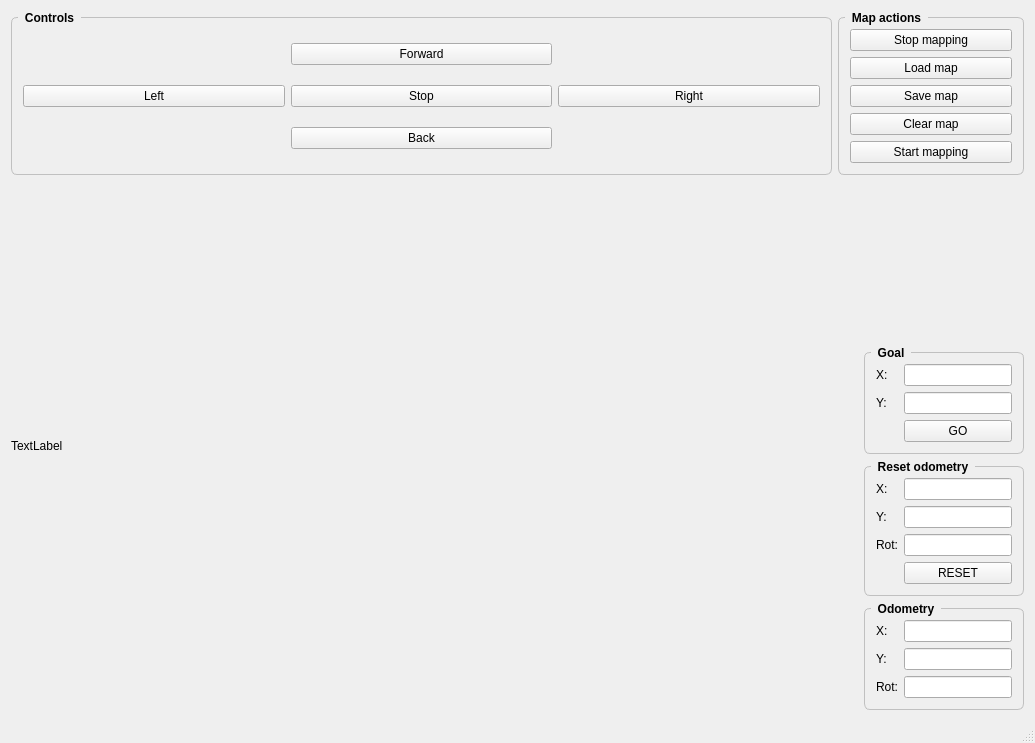
The window that kobuki_project/ui/mainwindow.ui (JakubHazik/rmr_kobuki) describes before a commit, drawn with Qt 5.
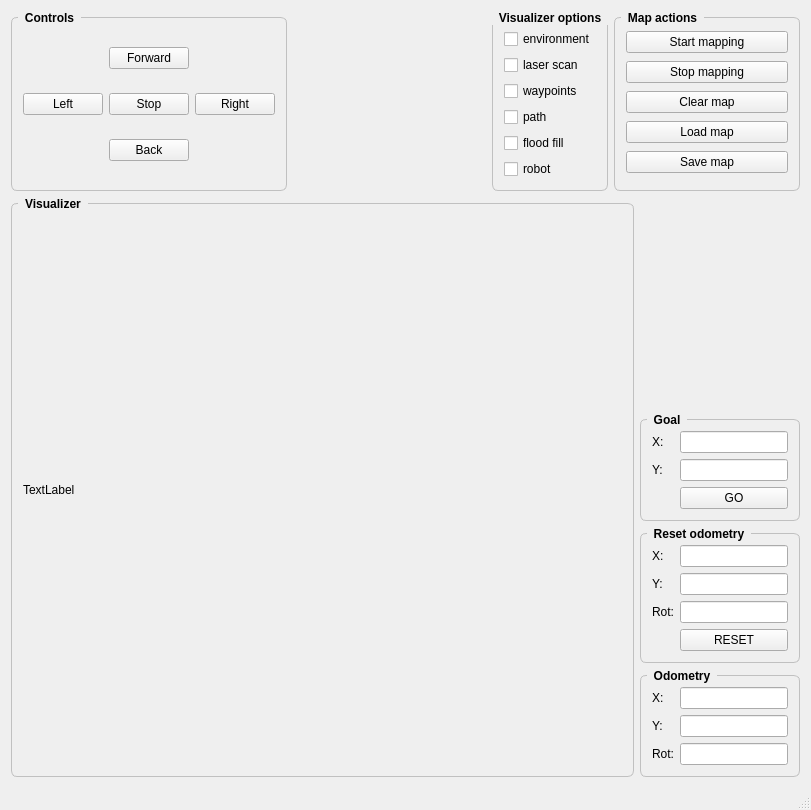
The same window after the commit.

Commit message: make UI the most beautiful

```diff
--- a/kobuki_project/ui/mainwindow.ui
+++ b/kobuki_project/ui/mainwindow.ui
@@ -6,8 +6,8 @@
    <rect>
     <x>0</x>
     <y>0</y>
-    <width>1035</width>
-    <height>743</height>
+    <width>811</width>
+    <height>810</height>
    </rect>
   </property>
   <property name="windowTitle">
@@ -111,6 +111,120 @@
         </layout>
        </widget>
       </item>
+      <item>
+       <spacer name="horizontalSpacer">
+        <property name="orientation">
+         <enum>Qt::Horizontal</enum>
+        </property>
+        <property name="sizeHint" stdset="0">
+         <size>
+          <width>40</width>
+          <height>20</height>
+         </size>
+        </property>
+       </spacer>
+      </item>
+      <item>
+       <widget class="QGroupBox" name="groupBox">
+        <property name="styleSheet">
+         <string notr="true">QGroupBox {
+    font: bold;
+    border: 1px solid silver;
+    border-radius: 6px;
+    margin-top: 6px;
+}
+
+QGroupBox::title {
+    subcontrol-origin: margin;
+
+    padding: 0px 5px 0px 5px;
+}</string>
+        </property>
+        <property name="title">
+         <string>Visualizer options</string>
+        </property>
+        <layout class="QVBoxLayout" name="verticalLayout_5">
+         <item>
+          <widget class="QCheckBox" name="show_env">
+           <property name="sizePolicy">
+            <sizepolicy hsizetype="Fixed" vsizetype="Fixed">
+             <horstretch>0</horstretch>
+             <verstretch>0</verstretch>
+            </sizepolicy>
+           </property>
+           <property name="text">
+            <string>environment</string>
+           </property>
+          </widget>
+         </item>
+         <item>
+          <widget class="QCheckBox" name="show_laser">
+           <property name="sizePolicy">
+            <sizepolicy hsizetype="Fixed" vsizetype="Fixed">
+             <horstretch>0</horstretch>
+             <verstretch>0</verstretch>
+            </sizepolicy>
+           </property>
+           <property name="text">
+            <string>laser scan</string>
+           </property>
+          </widget>
+         </item>
+         <item>
+          <widget class="QCheckBox" name="show_waypoins">
+           <property name="sizePolicy">
+            <sizepolicy hsizetype="Fixed" vsizetype="Fixed">
+             <horstretch>0</horstretch>
+             <verstretch>0</verstretch>
+            </sizepolicy>
+           </property>
+           <property name="text">
+            <string>waypoints</string>
+           </property>
+          </widget>
+         </item>
+         <item>
+          <widget class="QCheckBox" name="show_path">
+           <property name="sizePolicy">
+            <sizepolicy hsizetype="Fixed" vsizetype="Fixed">
+             <horstretch>0</horstretch>
+             <verstretch>0</verstretch>
+            </sizepolicy>
+           </property>
+           <property name="text">
+            <string>path</string>
+           </property>
+          </widget>
+         </item>
+         <item>
+          <widget class="QCheckBox" name="show_floodfill">
+           <property name="sizePolicy">
+            <sizepolicy hsizetype="Fixed" vsizetype="Fixed">
+             <horstretch>0</horstretch>
+             <verstretch>0</verstretch>
+            </sizepolicy>
+           </property>
+           <property name="text">
+            <string>flood fill</string>
+           </property>
+          </widget>
+         </item>
+         <item>
+          <widget class="QCheckBox" name="show_robot">
+           <property name="sizePolicy">
+            <sizepolicy hsizetype="Fixed" vsizetype="Fixed">
+             <horstretch>0</horstretch>
+             <verstretch>0</verstretch>
+            </sizepolicy>
+           </property>
+           <property name="text">
+            <string>robot</string>
+           </property>
+          </widget>
+         </item>
+        </layout>
+       </widget>
+      </item>
       <item>
        <widget class="QGroupBox" name="map">
         <property name="styleSheet">
@@ -131,6 +245,25 @@
          <string>Map actions</string>
         </property>
         <layout class="QVBoxLayout" name="mapOperations">
+         <item>
+          <widget class="QPushButton" name="button_start_mapping">
+           <property name="sizePolicy">
+            <sizepolicy hsizetype="Minimum" vsizetype="Fixed">
+             <horstretch>0</horstretch>
+             <verstretch>0</verstretch>
+            </sizepolicy>
+           </property>
+           <property name="minimumSize">
+            <size>
+             <width>162</width>
+             <height>0</height>
+            </size>
+           </property>
+           <property name="text">
+            <string>Start mapping</string>
+           </property>
+          </widget>
+         </item>
          <item>
           <widget class="QPushButton" name="button_stop_mapping">
            <property name="sizePolicy">
@@ -150,6 +283,25 @@
            </property>
           </widget>
          </item>
+         <item>
+          <widget class="QPushButton" name="button_map_reset">
+           <property name="sizePolicy">
+            <sizepolicy hsizetype="Minimum" vsizetype="Fixed">
+             <horstretch>0</horstretch>
+             <verstretch>0</verstretch>
+            </sizepolicy>
+           </property>
+           <property name="minimumSize">
+            <size>
+             <width>162</width>
+             <height>0</height>
+            </size>
+           </property>
+           <property name="text">
+            <string>Clear map</string>
+           </property>
+          </widget>
+         </item>
          <item>
           <widget class="QPushButton" name="button_map_load">
            <property name="text">
@@ -176,44 +328,6 @@
            </property>
           </widget>
          </item>
-         <item>
-          <widget class="QPushButton" name="button_map_reset">
-           <property name="sizePolicy">
-            <sizepolicy hsizetype="Minimum" vsizetype="Fixed">
-             <horstretch>0</horstretch>
-             <verstretch>0</verstretch>
-            </sizepolicy>
-           </property>
-           <property name="minimumSize">
-            <size>
-             <width>162</width>
-             <height>0</height>
-            </size>
-           </property>
-           <property name="text">
-            <string>Clear map</string>
-           </property>
-          </widget>
-         </item>
-         <item>
-          <widget class="QPushButton" name="button_start_mapping">
-           <property name="sizePolicy">
-            <sizepolicy hsizetype="Minimum" vsizetype="Fixed">
-             <horstretch>0</horstretch>
-             <verstretch>0</verstretch>
-            </sizepolicy>
-           </property>
-           <property name="minimumSize">
-            <size>
-             <width>162</width>
-             <height>0</height>
-            </size>
-           </property>
-           <property name="text">
-            <string>Start mapping</string>
-           </property>
-          </widget>
-         </item>
         </layout>
        </widget>
       </item>
@@ -225,19 +339,46 @@
        <enum>QLayout::SetFixedSize</enum>
       </property>
       <item>
-       <widget class="QLabel" name="visualizer">
-        <property name="sizePolicy">
-         <sizepolicy hsizetype="Expanding" vsizetype="Ignored">
-          <horstretch>0</horstretch>
-          <verstretch>0</verstretch>
-         </sizepolicy>
+       <widget class="QGroupBox" name="visualizerbox">
+        <property name="styleSheet">
+         <string notr="true">QGroupBox {
+    font: bold;
+    border: 1px solid silver;
+    border-radius: 6px;
+    margin-top: 6px;
+}
+
+QGroupBox::title {
+    subcontrol-origin: margin;
+    left: 7px;
+    padding: 0px 5px 0px 5px;
+}</string>
         </property>
-        <property name="frameShape">
-         <enum>QFrame::NoFrame</enum>
+        <property name="title">
+         <string>Visualizer</string>
         </property>
-        <property name="text">
-         <string>TextLabel</string>
-        </property>
+        <layout class="QVBoxLayout" name="verticalLayout_3">
+         <item>
+          <layout class="QVBoxLayout" name="verticalLayout_4">
+           <item>
+            <widget class="QLabel" name="visualizer">
+             <property name="sizePolicy">
+              <sizepolicy hsizetype="Expanding" vsizetype="Ignored">
+               <horstretch>0</horstretch>
+               <verstretch>0</verstretch>
+              </sizepolicy>
+             </property>
+             <property name="frameShape">
+              <enum>QFrame::NoFrame</enum>
+             </property>
+             <property name="text">
+              <string>TextLabel</string>
+             </property>
+            </widget>
+           </item>
+          </layout>
+         </item>
+        </layout>
        </widget>
       </item>
       <item>
@@ -345,6 +486,13 @@
            <string>Reset odometry</string>
           </property>
           <layout class="QGridLayout" name="resetOdom">
+           <item row="2" column="0">
+            <widget class="QLabel" name="label_10">
+             <property name="text">
+              <string>Y:</string>
+             </property>
+            </widget>
+           </item>
            <item row="0" column="0">
             <widget class="QLabel" name="label_11">
              <property name="text">
@@ -352,75 +500,50 @@
              </property>
             </widget>
            </item>
-           <item row="2" column="1">
-            <widget class="QLineEdit" name="lineEdit_6">
-             <property name="sizePolicy">
-              <sizepolicy hsizetype="Fixed" vsizetype="Fixed">
-               <horstretch>0</horstretch>
-               <verstretch>0</verstretch>
-              </sizepolicy>
-             </property>
-             <property name="focusPolicy">
-              <enum>Qt::NoFocus</enum>
-             </property>
-             <property name="readOnly">
-              <bool>true</bool>
-             </property>
-            </widget>
-           </item>
-           <item row="0" column="1">
-            <widget class="QLineEdit" name="lineEdit_7">
-             <property name="sizePolicy">
-              <sizepolicy hsizetype="Fixed" vsizetype="Fixed">
-               <horstretch>0</horstretch>
-               <verstretch>0</verstretch>
-              </sizepolicy>
-             </property>
-             <property name="focusPolicy">
-              <enum>Qt::NoFocus</enum>
-             </property>
-             <property name="readOnly">
-              <bool>true</bool>
-             </property>
-            </widget>
-           </item>
-           <item row="1" column="1">
-            <widget class="QLineEdit" name="lineEdit_5">
-             <property name="sizePolicy">
-              <sizepolicy hsizetype="Fixed" vsizetype="Fixed">
-               <horstretch>0</horstretch>
-               <verstretch>0</verstretch>
-              </sizepolicy>
-             </property>
-             <property name="focusPolicy">
-              <enum>Qt::NoFocus</enum>
-             </property>
-             <property name="readOnly">
-              <bool>true</bool>
-             </property>
-            </widget>
-           </item>
-           <item row="2" column="0">
+           <item row="3" column="0">
             <widget class="QLabel" name="label_9">
              <property name="text">
               <string>Rot:</string>
              </property>
             </widget>
            </item>
-           <item row="1" column="0">
-            <widget class="QLabel" name="label_10">
-             <property name="text">
-              <string>Y:</string>
-             </property>
-            </widget>
-           </item>
-           <item row="3" column="1">
-            <widget class="QPushButton" name="button_go_to_pos_2">
+           <item row="4" column="1">
+            <widget class="QPushButton" name="btn_reset">
              <property name="text">
               <string>RESET</string>
              </property>
             </widget>
            </item>
+           <item row="2" column="1">
+            <widget class="QLineEdit" name="resetY">
+             <property name="sizePolicy">
+              <sizepolicy hsizetype="Fixed" vsizetype="Fixed">
+               <horstretch>0</horstretch>
+               <verstretch>0</verstretch>
+              </sizepolicy>
+             </property>
+            </widget>
+           </item>
+           <item row="0" column="1">
+            <widget class="QLineEdit" name="resetX">
+             <property name="sizePolicy">
+              <sizepolicy hsizetype="Fixed" vsizetype="Fixed">
+               <horstretch>0</horstretch>
+               <verstretch>0</verstretch>
+              </sizepolicy>
+             </property>
+            </widget>
+           </item>
+           <item row="3" column="1">
+            <widget class="QLineEdit" name="resetRot">
+             <property name="sizePolicy">
+              <sizepolicy hsizetype="Fixed" vsizetype="Fixed">
+               <horstretch>0</horstretch>
+               <verstretch>0</verstretch>
+              </sizepolicy>
+             </property>
+            </widget>
+           </item>
           </layout>
          </widget>
         </item>
```
